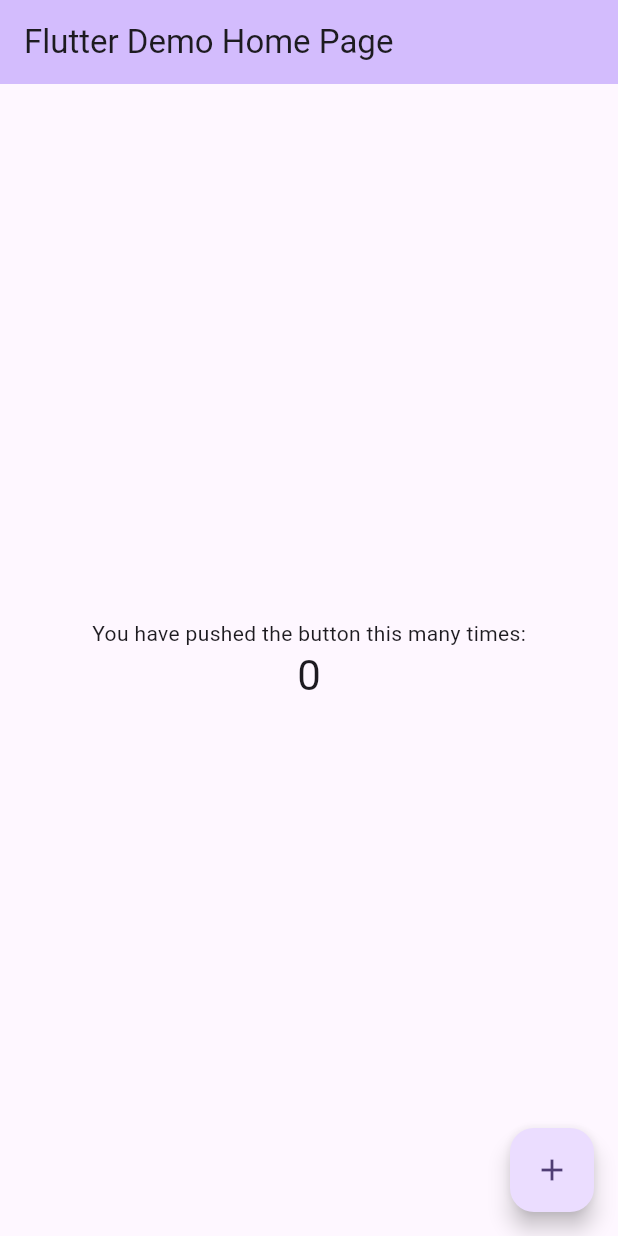
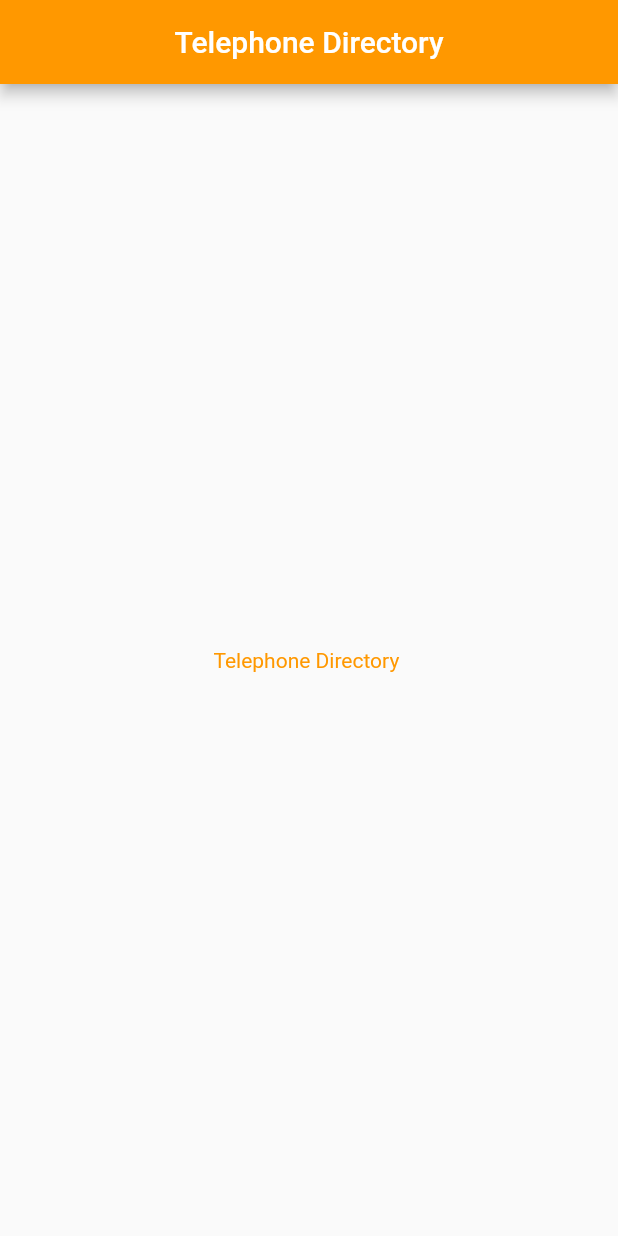
Before and after one commit to Chiru2004/telephoneapp, a Flutter app: the screen it shows after launch, on a phone screen of 412 x 824 dp. Run offline on Flutter 3.47's test engine with Material 2 defaults, Android fonts, the phone set to English and light mode, and no system bars.

```diff
--- a/telephoneapp/lib/main.dart
+++ b/telephoneapp/lib/main.dart
@@ -1,8 +1,26 @@
 import 'package:flutter/material.dart';
+import 'package:telephoneapp/screens/landingscreen.dart';
 
 void main() {
   runApp(const MyApp());
 }
+
+class MyApp extends StatelessWidget
+{
+  const MyApp({super.key});
+  @override
+  Widget build(BuildContext context)
+  {
+    return const MaterialApp(
+      home:LandingScreen()
+    );
+
+  }
+}
+
+
+/*
+
 
 class MyApp extends StatelessWidget {
   const MyApp({super.key});
@@ -123,3 +141,4 @@ class _MyHomePageState extends State<MyHomePage> {
     );
   }
 }
+*/
--- /dev/null
+++ b/telephoneapp/lib/screens/landingscreen.dart
@@ -0,0 +1,22 @@
+import 'package:flutter/material.dart';
+
+class LandingScreen extends StatelessWidget
+{
+  const LandingScreen({super.key});
+
+  @override
+  Widget build(BuildContext context) {
+
+  return Scaffold(
+        appBar: AppBar(
+                       title: const Text("Telephone Directory"),
+                       backgroundColor: Colors.orange,
+                       centerTitle: true,
+                      ),
+         body: const Center(
+          child: Text("Telephone Directory ",style: TextStyle(color: Colors.orange),),
+         ),
+      );
+  }
+
+}
```
